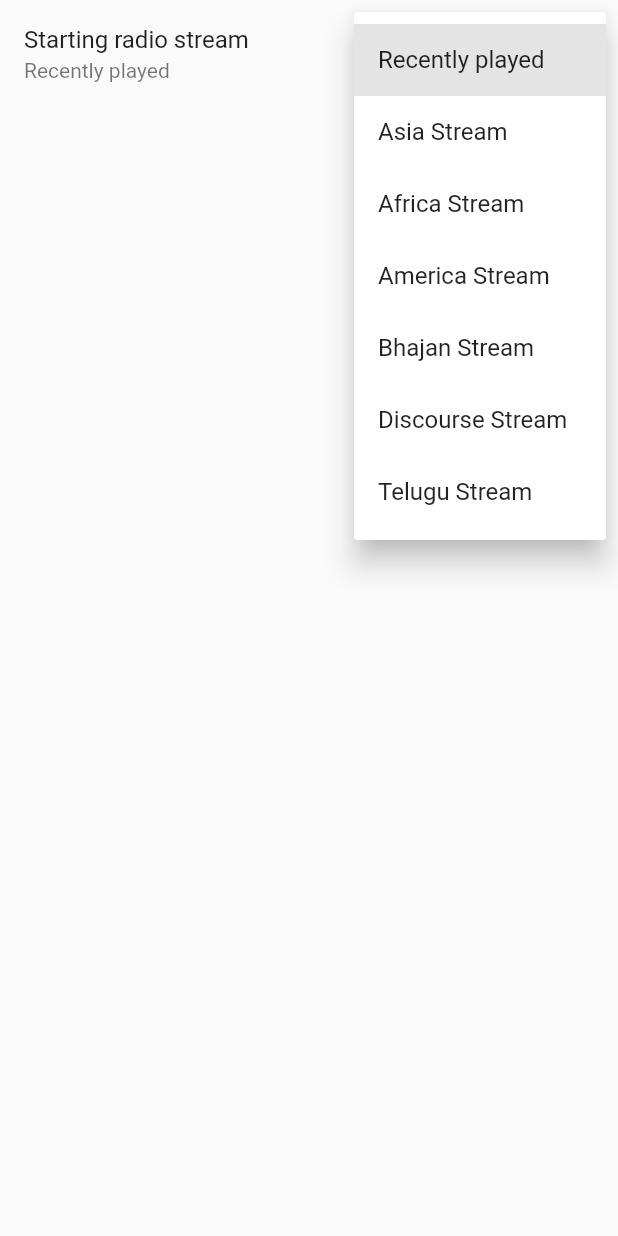
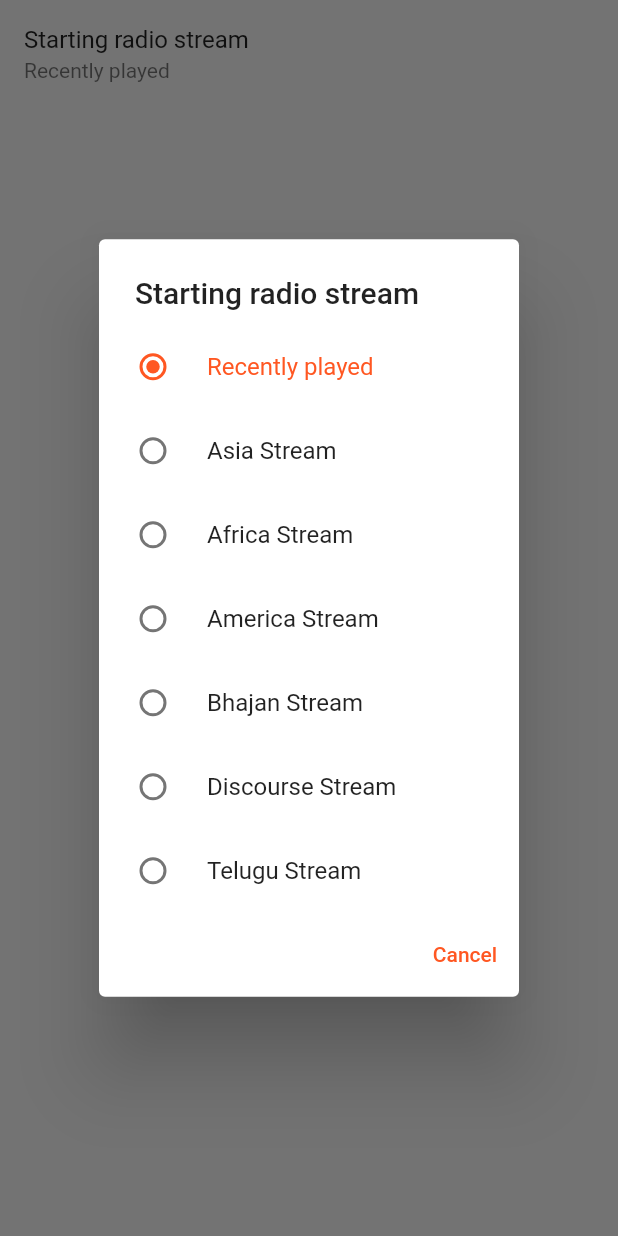
Before and after one commit to immadisairaj/radiosai, a Flutter app: the StartingRadioStream widget shown alone on an empty page, opened directly, after a tap on "Starting radio stream", on a phone screen of 412 x 824 dp. Run offline on Flutter 3.47's test engine with Material 2 defaults, Android fonts, the phone set to English and light mode, and no system bars; our stand-ins replace audio_service, internet_connection_checker, just_audio, package_info, rxdart, shared_preferences and 3 more; missing offline and left inert: flutter_custom_tabs; accounts and stored records are empty; statements that could not run were skipped.

Commit message:
change popup menu to alert dialog in settings

```diff
--- a/lib/screens/settings/starting_radio_stream.dart
+++ b/lib/screens/settings/starting_radio_stream.dart
@@ -28,37 +28,62 @@ class _StartingRadioStream extends State<StartingRadioStream> {
           stream: _initialRadioIndexBloc.initialRadioIndexStream,
           builder: (context, snapshot) {
             int initialRadioStreamIndex = snapshot.data ?? -1;
-            return PopupMenuButton(
+
+            String subtitle = (initialRadioStreamIndex >= 0)
+                ? MyConstants.of(context)
+                    .radioStreamName[initialRadioStreamIndex]
+                : recentlyPlayed;
+
+            return Tooltip(
+              message: 'favourite radio stream to show on app start',
               child: ListTile(
                 contentPadding: widget.contentPadding,
                 title: Text('Starting radio stream'),
-                subtitle: (initialRadioStreamIndex >= 0)
-                    ? Text(MyConstants.of(context)
-                        .radioStreamName[initialRadioStreamIndex])
-                    : Text(recentlyPlayed),
-                trailing: Padding(
-                  padding: const EdgeInsets.only(right: 10),
-                  child: Icon(Icons.arrow_drop_down_outlined),
-                ),
+                subtitle: Text(subtitle),
+                onTap: () async {
+                  showDialog<void>(
+                      context: context,
+                      builder: (BuildContext context) {
+                        return AlertDialog(
+                          title: Text('Starting radio stream'),
+                          contentPadding: EdgeInsets.only(top: 10),
+                          content: SingleChildScrollView(
+                            child: ListView.builder(
+                                itemCount: 7,
+                                shrinkWrap: true,
+                                primary: false,
+                                itemBuilder: (context, index) {
+                                  int value = index - 1;
+                                  return RadioListTile(
+                                      value: value,
+                                      selected:
+                                          value == initialRadioStreamIndex,
+                                      title: (value >= 0)
+                                          ? Text(MyConstants.of(context)
+                                              .radioStreamName[value])
+                                          : Text(recentlyPlayed),
+                                      groupValue: initialRadioStreamIndex,
+                                      onChanged: (value) {
+                                        _initialRadioIndexBloc
+                                            .changeInitialRadioIndex
+                                            .add(value);
+                                        Navigator.of(context).pop();
+                                      });
+                                }),
+                          ),
+                          buttonPadding: EdgeInsets.all(4),
+                          actions: [
+                            TextButton(
+                              child: Text('Cancel'),
+                              onPressed: () {
+                                Navigator.of(context).pop();
+                              },
+                            )
+                          ],
+                        );
+                      });
+                },
               ),
-              itemBuilder: (context) {
-                // -1: Recently Played and the rest are 6 streams
-                return [-1, 0, 1, 2, 3, 4, 5].map<PopupMenuEntry>((value) {
-                  return PopupMenuItem(
-                    value: value,
-                    child: (value >= 0)
-                        ? Text(MyConstants.of(context).radioStreamName[value])
-                        : Text(recentlyPlayed),
-                  );
-                }).toList();
-              },
-              tooltip: 'favourite radio stream to show on app start',
-              initialValue: initialRadioStreamIndex,
-              // Offset aligns right side to the widget
-              offset: const Offset(1, 0),
-              onSelected: (value) {
-                _initialRadioIndexBloc.changeInitialRadioIndex.add(value);
-              },
             );
           });
     });
```
Also changed, not shown: 1 other file.
